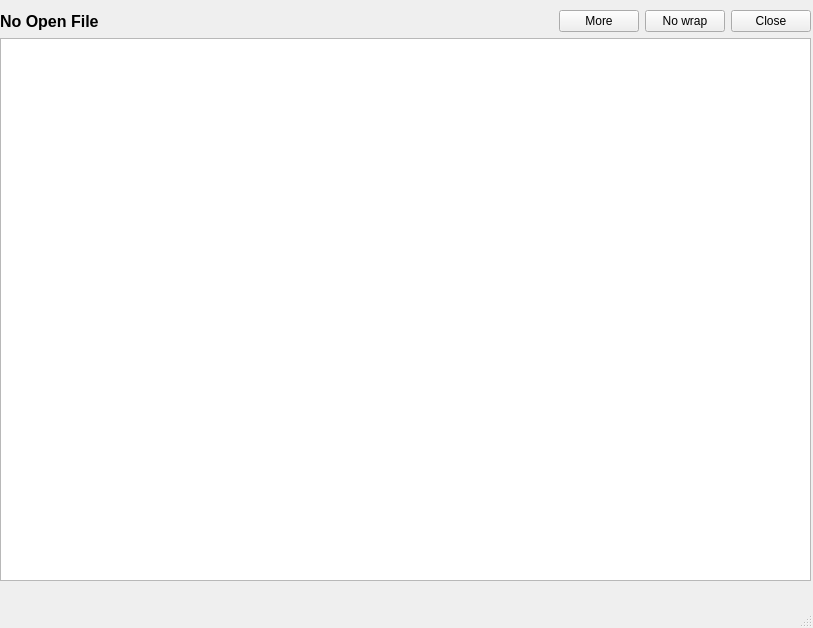
First picture: the form in zcontentutils/texteditmwn.ui, repository seth-world/zcontent, before the edit.
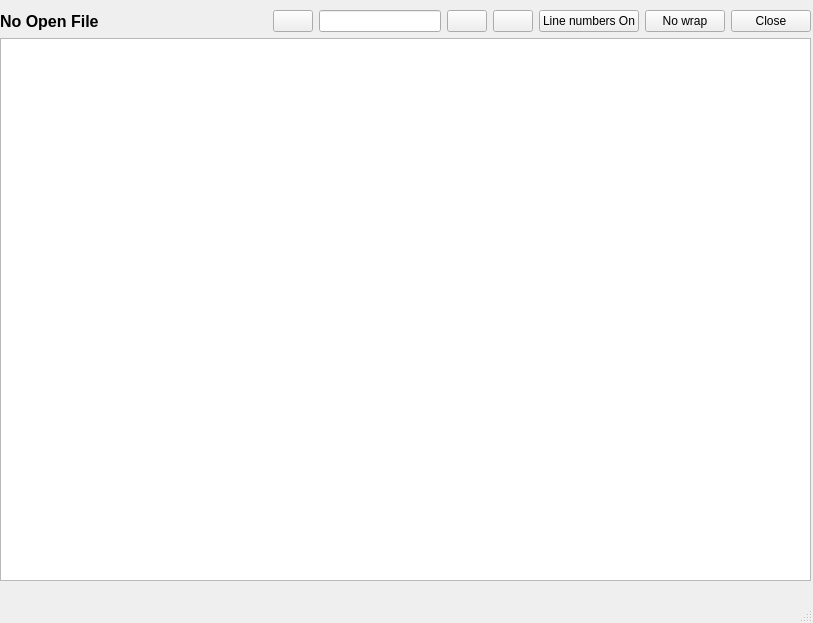
Second picture: the form after the edit. Icons and pictures are not drawn. Custom widgets are drawn as their Qt base class.

The edit to the form file:
```diff
--- a/zcontentutils/texteditmwn.ui
+++ b/zcontentutils/texteditmwn.ui
@@ -7,7 +7,7 @@
     <x>0</x>
     <y>0</y>
     <width>813</width>
-    <height>628</height>
+    <height>623</height>
    </rect>
   </property>
   <property name="sizePolicy">
@@ -72,9 +72,52 @@
         </spacer>
        </item>
        <item>
-        <widget class="QPushButton" name="moreBTn">
+        <layout class="QHBoxLayout" name="horizontalLayout_2">
+         <item>
+          <widget class="QPushButton" name="searchBTn">
+           <property name="text">
+            <string/>
+           </property>
+           <property name="icon">
+            <iconset>
+             <normaloff>../../zqt/icons/magnifyingglass.png</normaloff>../../zqt/icons/magnifyingglass.png</iconset>
+           </property>
+          </widget>
+         </item>
+         <item>
+          <widget class="QLineEdit" name="searchLEd"/>
+         </item>
+        </layout>
+       </item>
+       <item>
+        <widget class="QPushButton" name="searchMainBTn">
+         <property name="toolTip">
+          <string notr="true">set search on/off</string>
+         </property>
          <property name="text">
-          <string>More</string>
+          <string/>
+         </property>
+         <property name="icon">
+          <iconset>
+           <normaloff>../../zqt/icons/strigi.png</normaloff>../../zqt/icons/strigi.png</iconset>
+         </property>
+        </widget>
+       </item>
+       <item>
+        <widget class="QPushButton" name="filterBTn">
+         <property name="text">
+          <string/>
+         </property>
+         <property name="icon">
+          <iconset>
+           <normaloff>../../zqt/icons/funel.png</normaloff>../../zqt/icons/funel.png</iconset>
+         </property>
+        </widget>
+       </item>
+       <item>
+        <widget class="QPushButton" name="lineNumbersBTn">
+         <property name="text">
+          <string>Line numbers On</string>
          </property>
         </widget>
        </item>
@@ -139,6 +182,13 @@
    </property>
   </widget>
  </widget>
+ <customwidgets>
+  <customwidget>
+   <class>ZQPlainTextEdit</class>
+   <extends>QPlainTextEdit</extends>
+   <header location="global">zqplaintextedit.h</header>
+  </customwidget>
+ </customwidgets>
  <resources/>
  <connections/>
 </ui>
```
Left out of the diff: 5 changed lines with no effect on the pictures.
